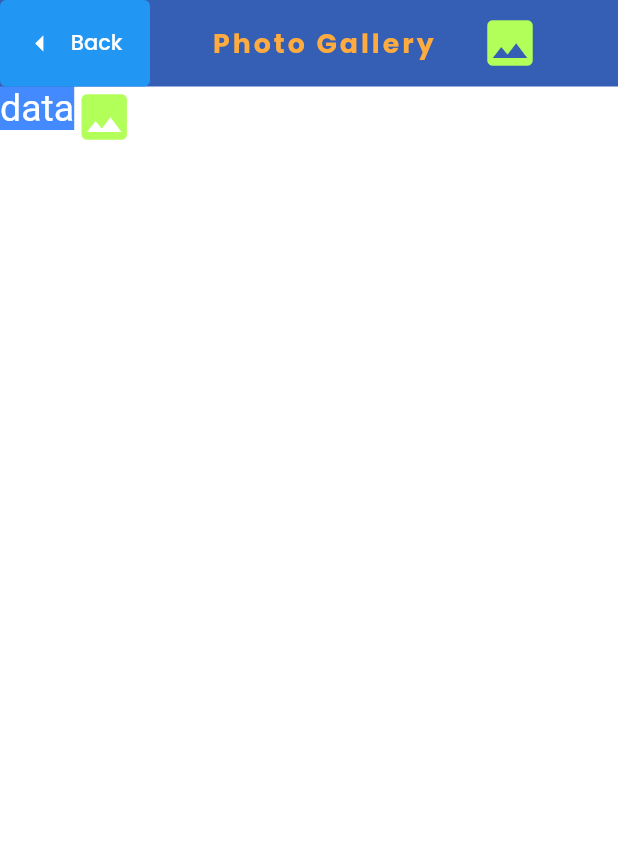
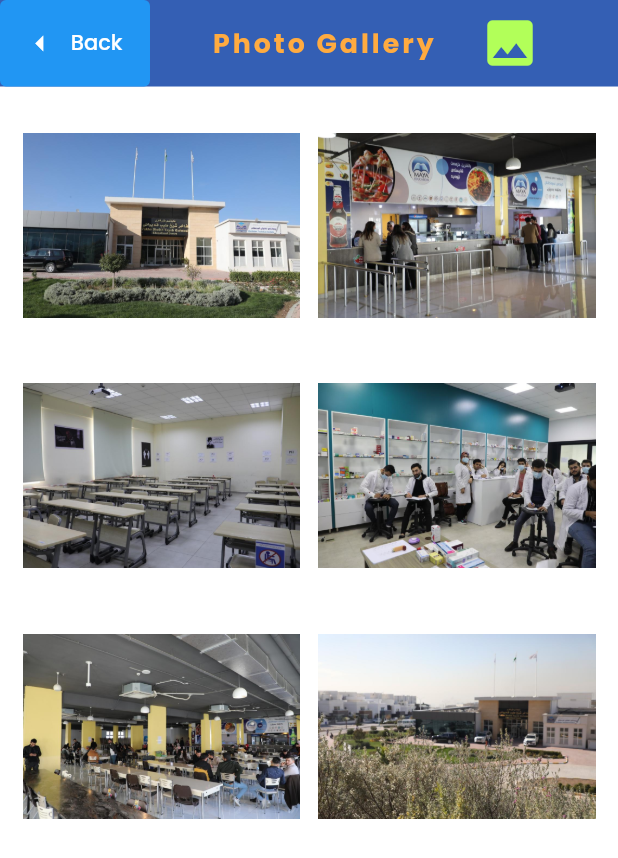
Before and after one commit to AaronPaul6/kurdistanTechnicalinstitute, a Flutter app: the HomeScreen screen opened by its route, after a tap on "Photo Gallery", on a phone screen of 412 x 824 dp. Shown: the top 858 px of the screen. Run offline on Flutter 3.47's test engine with Material 2 defaults, Android fonts, the phone set to English and light mode, and no system bars; our stand-ins replace flutter_svg, google_fonts, sizer.

Commit message:
finishing photo gallery

```diff
--- a/lib/screens/gallery_photo/gallery_photo.dart
+++ b/lib/screens/gallery_photo/gallery_photo.dart
@@ -28,6 +28,7 @@ class PhotoGalleryState extends State<PhotoGallery> {
     // TODO: implement initState
     super.initState();
   }
+
   @override
   Widget build(BuildContext context) {
     return Scaffold(
@@ -35,25 +36,27 @@ class PhotoGalleryState extends State<PhotoGallery> {
       //when user taps anywhere on the screen, keyboard hides
       appBar: AppBar(
         centerTitle: true,
-        title:Center(
+        title: Center(
             child: Container(
               // decoration: BoxDecoration(
               //   border: Border.all(color:Colors.black38,width: 1.0, style: BorderStyle.solid)
               // ),
               child: Center(
                 child: Row(
-                children:[
+                    children: [
                       Container(
                         margin: EdgeInsets.fromLTRB(25, 0, 15, 0),
                         child: Text(
                           'Photo Gallery',
                           style:
-                        TextStyle(color: Colors.orangeAccent, fontWeight: FontWeight.bold),
+                          TextStyle(color: Colors.orangeAccent,
+                              fontWeight: FontWeight.bold),
                         ),
                       ),
                       Container(
                         margin: EdgeInsets.fromLTRB(15, 0, 15, 0),
-                    child: Icon(Icons.image, size: 40.0, color: Colors.lightGreenAccent,
+                        child: Icon(Icons.image, size: 40.0,
+                          color: Colors.lightGreenAccent,
                         ),
                       )
                     ]
@@ -75,30 +78,27 @@ class PhotoGalleryState extends State<PhotoGallery> {
         ),
 
       ),
-      body:
-      Container(
-          child: Row(
-            children: [
-              Column(
-               children: [
-                 Text("data", style: TextStyle(
-                   fontSize: 25,
-                   backgroundColor: Colors.blueAccent,
+      body: Container(
+        padding: EdgeInsets.all(15.0),
+        child: GridView.builder(
+          itemCount: images.length,
+          gridDelegate: SliverGridDelegateWithFixedCrossAxisCount(
+              crossAxisCount: 2,
+              crossAxisSpacing: 12.0,
+              mainAxisSpacing: 12.0,
+            mainAxisExtent: 155.0
 
-                 ))
-               ]
-              ) ,
-              Column(
-                    children: [
-                       Icon(Icons.image, size: 40.0, color: Colors.lightGreenAccent,)
-                    ],
-              )
-            ],
-          )
+          ),
+          itemBuilder: (BuildContext context, int index) {
+            return Image.asset(images[index]);
+          },
+        ),
       )
     );
   }
 }
+
+
 
 TextFormField buildEmailField() {
   return TextFormField(
@@ -120,3 +120,12 @@ TextFormField buildEmailField() {
     },
   );
 }
+
+List<String> images = [
+  'assets/images/KTI1.jpg',
+  'assets/images/KTI2.jpg',
+  'assets/images/KTI3.jpg',
+  'assets/images/KTI4.jpg',
+  'assets/images/KTI5.jpg',
+  'assets/images/KTI6.jpg',
+];
--- a/lib/screens/gallery_video/gallery_video.dart
+++ b/lib/screens/gallery_video/gallery_video.dart
@@ -47,6 +47,7 @@ class VideoGalleryState extends State<VideoGallery> {
           label: const Text('Back'),
           style: ElevatedButton.styleFrom(
             elevation: 0,
+
           ),
         ),
 
@@ -64,7 +65,7 @@ class VideoGalleryState extends State<VideoGallery> {
         child: Column(
           children: [
             Text(
-              'slaw',
+              'developer: Aland ',
               style: TextStyle(
                 color: Colors.black,
               ),
--- a/lib/screens/home_screen/home_screen.dart
+++ b/lib/screens/home_screen/home_screen.dart
@@ -12,6 +12,7 @@ import 'widgets/student_data.dart';
 import 'package:brain_school/screens/Ask/Ask.dart';
 import 'package:brain_school/screens/about_us/about_us.dart';
 import 'package:brain_school/screens/Contactus/contact.dart';
+import 'package:flutter_svg/flutter_svg.dart';
 
 class HomeScreen extends StatelessWidget {
   const HomeScreen({Key? key}) : super(key: key);
@@ -126,7 +127,7 @@ class HomeScreen extends StatelessWidget {
                               Navigator.pushNamed(
                                   context, VideoGallery.routeName);
                             },
-                            icon: 'assets/icons/gallery.svg',
+                            icon: 'assets/icons/video_1.svg',
                             title: 'Video Gallery',
                           ),
                         ],
--- a/pubspec.yaml
+++ b/pubspec.yaml
@@ -24,12 +24,11 @@ dependencies:
   flutter:
     sdk: flutter
 
-
   # The following adds the Cupertino Icons font to your application.
   # Use with the CupertinoIcons class for iOS style icons.
   cupertino_icons: ^1.0.2
   google_fonts: ^3.0.1
-  flutter_svg: ^1.1.1
+  flutter_svg: any
   sizer: ^2.0.15
 
 dev_dependencies:
@@ -51,6 +50,7 @@ flutter:
   assets:
     - assets/images/
     - assets/icons/
+#    - assets/icons/video.svg
   # assets:
   #   - images/a_dot_burr.jpeg
   #   - images/a_dot_ham.jpeg
```
Also changed, not shown: assets/icons/video.svg (added), assets/icons/video_1.svg (added), assets/images/KTI1.jpg (added), assets/images/KTI2.jpg (added), assets/images/KTI3.jpg (added), assets/images/KTI4.jpg (added), assets/images/KTI5.jpg (added), assets/images/KTI6.jpg (added). Lines whose indentation alone changed are shown as unchanged.
